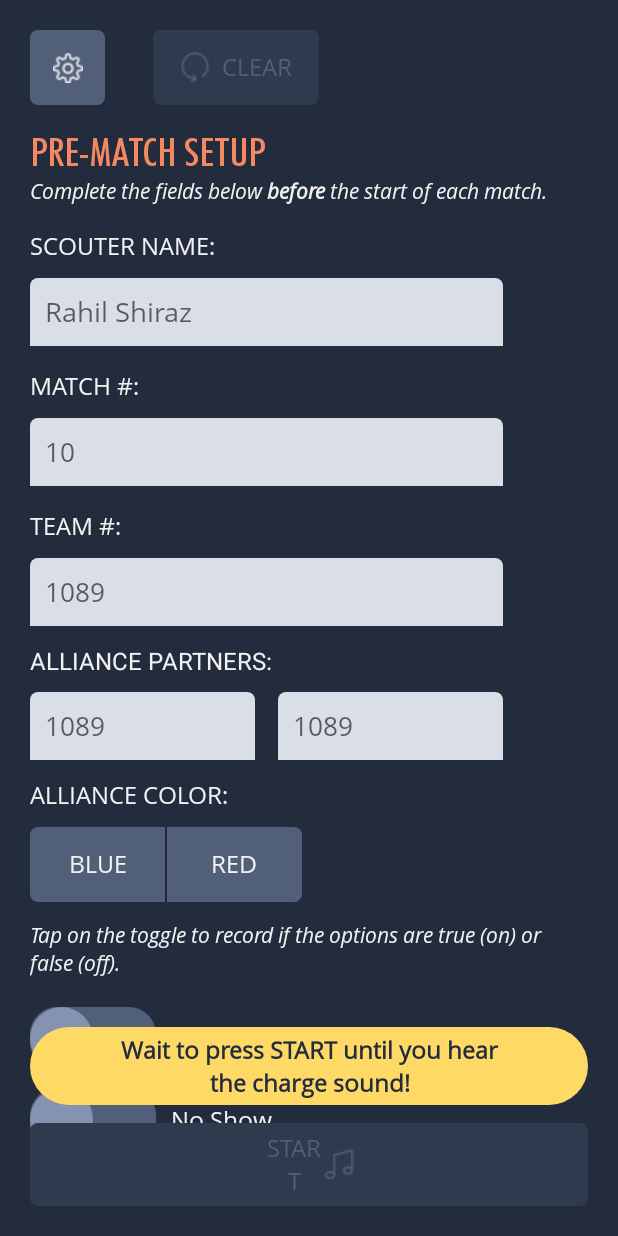
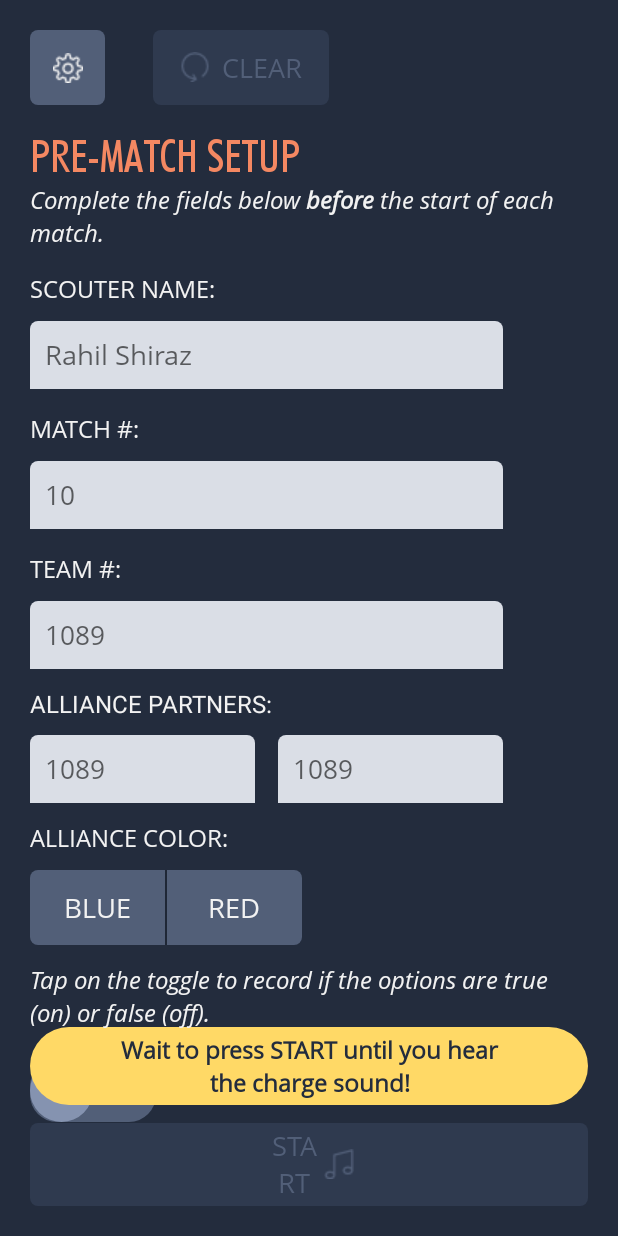
Before and after one commit to Mercury1089/2025-scouting-app, an Android app: the screen it shows after launch (PregameActivity), on a phone screen of 412 x 824 dp. Run offline under Robolectric (Android 15) with nearby library versions, the phone set to English and light mode, and no system bars.

Commit message:
standardized main text sizes to sp units (tbd other dimensions)

```diff
--- a/app/src/main/res/layout/activity_pregame.xml
+++ b/app/src/main/res/layout/activity_pregame.xml
@@ -60,7 +60,7 @@
         android:fontFamily="@font/open_sans"
         android:text="@string/ScouterNameID"
         android:textColor="@drawable/text_states"
-        android:textSize="@dimen/label_text_size"
+        android:textSize="@dimen/input_label_text_size"
         android:textStyle="normal"
         app:layout_constraintStart_toStartOf="@+id/IDSetupDirections"
         app:layout_constraintTop_toBottomOf="@+id/IDSetupDirections" />
@@ -85,7 +85,7 @@
         android:fontFamily="@font/open_sans"
         android:text="@string/MatchNumberID"
         android:textColor="@drawable/text_states"
-        android:textSize="@dimen/label_text_size"
+        android:textSize="@dimen/input_label_text_size"
         app:layout_constraintStart_toStartOf="@+id/ScouterNameInput"
         app:layout_constraintTop_toBottomOf="@+id/ScouterNameInput" />
 
@@ -96,7 +96,7 @@
         android:layout_marginTop="12dp"
         android:text="@string/AlliancePartnersID"
         android:textColor="@drawable/text_states"
-        android:textSize="@dimen/label_text_size"
+        android:textSize="@dimen/input_label_text_size"
         app:layout_constraintStart_toStartOf="@+id/IDTeamNumber"
         app:layout_constraintTop_toBottomOf="@+id/TeamNumberInput" />
 
@@ -125,7 +125,7 @@
         android:fontFamily="@font/open_sans"
         android:text="@string/TeamNumberID"
         android:textColor="@drawable/text_states"
-        android:textSize="@dimen/label_text_size"
+        android:textSize="@dimen/input_label_text_size"
         app:layout_constraintStart_toStartOf="@+id/MatchNumberInput"
         app:layout_constraintTop_toBottomOf="@+id/MatchNumberInput" />
 
@@ -190,7 +190,7 @@
         android:fontFamily="@font/open_sans"
         android:text="@string/NoShow"
         android:textColor="@drawable/text_states"
-        android:textSize="@dimen/label_text_size"
+        android:textSize="@dimen/input_label_text_size"
         app:layout_constraintBottom_toBottomOf="@+id/NoShowSwitch"
         app:layout_constraintStart_toEndOf="@+id/NoShowSwitch"
         app:layout_constraintTop_toTopOf="@+id/NoShowSwitch" />
@@ -203,7 +203,7 @@
         android:fontFamily="@font/open_sans"
         android:text="@string/PreloadNote"
         android:textColor="@drawable/text_states"
-        android:textSize="@dimen/label_text_size"
+        android:textSize="@dimen/input_label_text_size"
         app:layout_constraintBottom_toBottomOf="@+id/PreloadedCargoSwitch"
         app:layout_constraintStart_toEndOf="@+id/PreloadedCargoSwitch"
         app:layout_constraintTop_toTopOf="@+id/PreloadedCargoSwitch" />
@@ -216,7 +216,7 @@
         android:fontFamily="@font/open_sans"
         android:text="@string/AllianceColorID"
         android:textColor="@drawable/text_states"
-        android:textSize="@dimen/label_text_size"
+        android:textSize="@dimen/input_label_text_size"
         app:layout_constraintStart_toStartOf="@+id/IDAlliancePartners"
         app:layout_constraintTop_toBottomOf="@+id/FirstAlliancePartnerInput" />
 
@@ -278,7 +278,7 @@
         android:gravity="center"
         android:text="@string/StartButtonDirections"
         android:textColor="@color/bg_general"
-        android:textSize="@dimen/label_text_size"
+        android:textSize="@dimen/input_label_text_size"
         android:textStyle="bold"
         app:layout_constraintBottom_toTopOf="@+id/StartButton"
         app:layout_constraintEnd_toEndOf="parent"
--- a/app/src/main/res/layout/enter_password_popup.xml
+++ b/app/src/main/res/layout/enter_password_popup.xml
@@ -92,7 +92,7 @@
             android:fontFamily="@font/open_sans"
             android:text="@string/IDPasswordRequiredConfirm"
             android:textColor="@color/ice"
-            android:textSize="@dimen/label_text_size" />
+            android:textSize="@dimen/input_label_text_size" />
 
         <Switch
             android:id="@+id/SettingsPasswordSwitch"
@@ -101,7 +101,7 @@
             android:layout_marginLeft="10dp"
             android:fontFamily="@font/open_sans"
             android:textColor="@drawable/text_states"
-            android:textSize="@dimen/label_text_size"
+            android:textSize="@dimen/input_label_text_size"
             android:thumb="@drawable/thumb_states"
             android:track="@drawable/track_states" />
     </RadioGroup>
--- a/app/src/main/res/layout/fragment_auton.xml
+++ b/app/src/main/res/layout/fragment_auton.xml
@@ -49,7 +49,7 @@
         android:gravity="center"
         android:text="@string/TeleopWarning"
         android:textColor="@color/bg_general"
-        android:textSize="@dimen/label_text_size"
+        android:textSize="@dimen/input_label_text_size"
         android:visibility="invisible"
         app:layout_constraintBottom_toTopOf="@+id/IDAutonSeconds1"
         app:layout_constraintEnd_toStartOf="@+id/rightEdgeBar"
@@ -228,7 +228,7 @@
         android:fontFamily="@font/open_sans"
         android:text="@string/Leave"
         android:textColor="@drawable/text_states"
-        android:textSize="@dimen/label_text_size"
+        android:textSize="@dimen/input_label_text_size"
         app:layout_constraintBottom_toBottomOf="@+id/LeaveSwitch"
         app:layout_constraintStart_toEndOf="@+id/LeaveSwitch"
         app:layout_constraintTop_toTopOf="@+id/LeaveSwitch" />
@@ -253,7 +253,7 @@
         android:fontFamily="@font/open_sans"
         android:text="@string/FellOver"
         android:textColor="@drawable/text_states"
-        android:textSize="@dimen/label_text_size"
+        android:textSize="@dimen/input_label_text_size"
         app:layout_constraintBottom_toBottomOf="@+id/FellOverSwitch"
         app:layout_constraintStart_toEndOf="@+id/FellOverSwitch"
         app:layout_constraintTop_toTopOf="@+id/FellOverSwitch" />
--- a/app/src/main/res/layout/fragment_climb.xml
+++ b/app/src/main/res/layout/fragment_climb.xml
@@ -276,7 +276,7 @@
         android:fontFamily="@font/open_sans"
         android:text="@string/Onstage"
         android:textColor="@drawable/text_states"
-        android:textSize="@dimen/label_text_size"
+        android:textSize="@dimen/input_label_text_size"
         app:layout_constraintBottom_toBottomOf="@+id/onstageSwitch"
         app:layout_constraintStart_toEndOf="@+id/onstageSwitch"
         app:layout_constraintTop_toTopOf="@+id/onstageSwitch" />
@@ -289,7 +289,7 @@
         android:fontFamily="@font/open_sans"
         android:text="@string/Park"
         android:textColor="@drawable/text_states"
-        android:textSize="@dimen/label_text_size"
+        android:textSize="@dimen/input_label_text_size"
         app:layout_constraintBottom_toBottomOf="@+id/parkSwitch"
         app:layout_constraintStart_toEndOf="@+id/parkSwitch"
         app:layout_constraintTop_toTopOf="@+id/parkSwitch" />
--- a/app/src/main/res/layout/fragment_teleop.xml
+++ b/app/src/main/res/layout/fragment_teleop.xml
@@ -372,7 +372,7 @@
         android:layout_marginTop="30dp"
         android:text="@string/PickedUp"
         android:textColor="@drawable/text_states"
-        android:textSize="@dimen/label_text_size"
+        android:textSize="@dimen/input_label_text_size"
         app:layout_constraintStart_toStartOf="@+id/IDPossessionDirections"
         app:layout_constraintTop_toBottomOf="@+id/IDPossessionDirections" />
 
@@ -443,7 +443,7 @@
         android:fontFamily="@font/open_sans"
         android:text="@string/FellOverOrDied"
         android:textColor="@drawable/text_states"
-        android:textSize="@dimen/label_text_size"
+        android:textSize="@dimen/input_label_text_size"
         app:layout_constraintBottom_toBottomOf="@+id/FellOverSwitch"
         app:layout_constraintStart_toEndOf="@+id/FellOverSwitch"
         app:layout_constraintTop_toTopOf="@+id/FellOverSwitch"
@@ -472,7 +472,7 @@
         android:layout_marginTop="15dp"
 
         android:textColor="@drawable/text_states"
-        android:textSize="@dimen/label_text_size"
+        android:textSize="@dimen/input_label_text_size"
         android:thumb="@drawable/thumb_states"
         android:track="@drawable/track_states"
         app:layout_constraintStart_toStartOf="@+id/IDMiscDirections"
--- a/app/src/main/res/layout/popup_missed_down.xml
+++ b/app/src/main/res/layout/popup_missed_down.xml
@@ -32,7 +32,7 @@
             android:layout_marginTop="10dp"
             android:text="@string/UpperPortID"
             android:textColor="@color/bootstrap_brand_secondary_border"
-            android:textSize="@dimen/label_text_size"
+            android:textSize="@dimen/input_label_text_size"
             app:layout_constraintStart_toStartOf="parent"
             app:layout_constraintTop_toTopOf="parent" />
 
@@ -126,7 +126,7 @@
             android:layout_marginTop="45dp"
             android:text="@string/LowerPortID"
             android:textColor="@color/bootstrap_brand_secondary_border"
-            android:textSize="@dimen/label_text_size"
+            android:textSize="@dimen/input_label_text_size"
             app:layout_constraintStart_toStartOf="@+id/UpperID"
             app:layout_constraintTop_toBottomOf="@+id/UpperID" />
 
--- a/app/src/main/res/layout/popup_missed_up.xml
+++ b/app/src/main/res/layout/popup_missed_up.xml
@@ -24,7 +24,7 @@
             android:layout_marginTop="10dp"
             android:text="@string/UpperPortID"
             android:textColor="@color/bootstrap_brand_secondary_border"
-            android:textSize="@dimen/label_text_size"
+            android:textSize="@dimen/input_label_text_size"
             app:layout_constraintStart_toStartOf="parent"
             app:layout_constraintTop_toTopOf="parent" />
 
@@ -118,7 +118,7 @@
             android:layout_marginTop="45dp"
             android:text="@string/LowerPortID"
             android:textColor="@color/bootstrap_brand_secondary_border"
-            android:textSize="@dimen/label_text_size"
+            android:textSize="@dimen/input_label_text_size"
             app:layout_constraintStart_toStartOf="@+id/UpperID"
             app:layout_constraintTop_toBottomOf="@+id/UpperID" />
 
--- a/app/src/main/res/layout/popup_scored_down.xml
+++ b/app/src/main/res/layout/popup_scored_down.xml
@@ -33,7 +33,7 @@
             android:layout_marginLeft="38dp"
             android:text="@string/OuterPortID"
             android:textColor="@color/bootstrap_brand_secondary_border"
-            android:textSize="@dimen/label_text_size"
+            android:textSize="@dimen/input_label_text_size"
             app:layout_constraintStart_toStartOf="parent"
             app:layout_constraintTop_toTopOf="parent" />
 
@@ -94,7 +94,7 @@
             android:layout_marginTop="45dp"
             android:text="@string/InnerPortID"
             android:textColor="@color/bootstrap_brand_secondary_border"
-            android:textSize="@dimen/label_text_size"
+            android:textSize="@dimen/input_label_text_size"
             app:layout_constraintStart_toStartOf="@id/OuterID"
             app:layout_constraintTop_toBottomOf="@id/OuterID" />
 
@@ -191,7 +191,7 @@
             android:layout_marginTop="45dp"
             android:text="@string/LowerPortID"
             android:textColor="@color/bootstrap_brand_secondary_border"
-            android:textSize="@dimen/label_text_size"
+            android:textSize="@dimen/input_label_text_size"
             app:layout_constraintStart_toStartOf="@+id/InnerID"
             app:layout_constraintTop_toBottomOf="@+id/InnerID" />
 
--- a/app/src/main/res/layout/popup_scored_up.xml
+++ b/app/src/main/res/layout/popup_scored_up.xml
@@ -24,7 +24,7 @@
             android:layout_marginLeft="38dp"
             android:text="@string/OuterPortID"
             android:textColor="@color/bootstrap_brand_secondary_border"
-            android:textSize="@dimen/label_text_size"
+            android:textSize="@dimen/input_label_text_size"
             app:layout_constraintStart_toStartOf="parent"
             app:layout_constraintTop_toTopOf="parent" />
 
@@ -85,7 +85,7 @@
             android:layout_marginTop="45dp"
             android:text="@string/InnerPortID"
             android:textColor="@color/bootstrap_brand_secondary_border"
-            android:textSize="@dimen/label_text_size"
+            android:textSize="@dimen/input_label_text_size"
             app:layout_constraintStart_toStartOf="@id/OuterID"
             app:layout_constraintTop_toBottomOf="@id/OuterID" />
 
@@ -182,7 +182,7 @@
             android:layout_marginTop="45dp"
             android:text="@string/LowerPortID"
             android:textColor="@color/bootstrap_brand_secondary_border"
-            android:textSize="@dimen/label_text_size"
+            android:textSize="@dimen/input_label_text_size"
             app:layout_constraintStart_toStartOf="@+id/InnerID"
             app:layout_constraintTop_toBottomOf="@+id/InnerID" />
 
--- a/app/src/main/res/values/dimens.xml
+++ b/app/src/main/res/values/dimens.xml
@@ -1,9 +1,17 @@
 <resources>
-    <dimen name="header_text_size">26sp</dimen>
-    <dimen name="subheader_text_size">20dp</dimen>
-    <dimen name="label_text_size">16sp</dimen>
-    <dimen name="button_text_size">16sp</dimen>
-    <dimen name="instruction_text_size">14sp</dimen>
+    <dimen name="header_text_size">30sp</dimen>
+    <dimen name="alt_header_text_size">28sp</dimen>
+    <dimen name="subheader_text_size">20sp</dimen>
+    <dimen name="alt_subheader_text_size">20sp</dimen>
+    <dimen name="instruction_text_size">16sp</dimen>
+    <dimen name="instruction_small_text_size">14sp</dimen>
+    <dimen name="input_label_text_size">16sp</dimen>
+    <dimen name="input_text_text_size">16sp</dimen>
+    <dimen name="toggle_label_text_size">16sp</dimen>
+    <dimen name="counter_label_text_size">16sp</dimen>
+    <dimen name="counter_text_size">18sp</dimen>
+    <dimen name="button_text_size">18sp</dimen>
+
     <dimen name="fab_margin">16dp</dimen>
     <dimen name="speech_bubble_length">320dp</dimen>
     <dimen name="tail_width">24dp</dimen>
```
